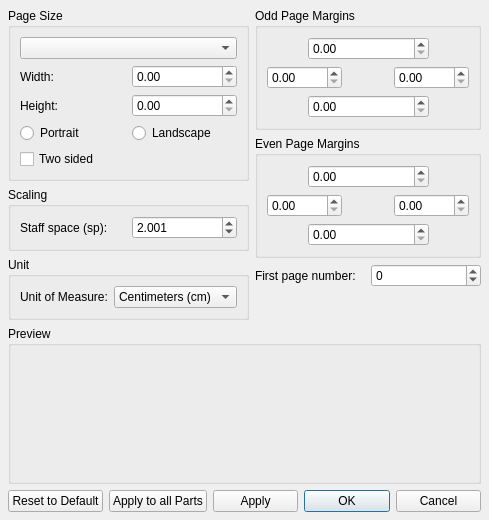
Qt form mscore/pagesettings.ui (sidewayss/MuseScore) before a commit.
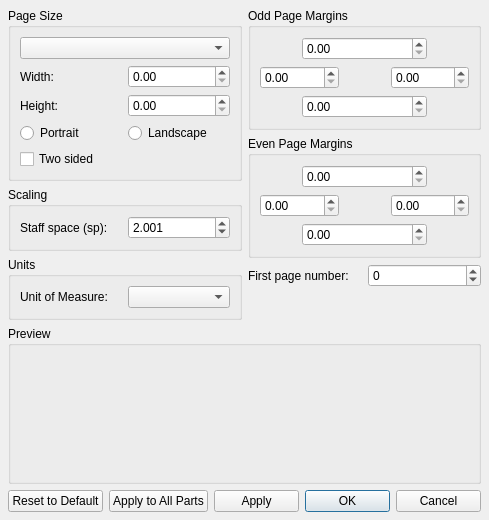
The same form after that commit.

What changed in the file:
```diff
--- a/mscore/pagesettings.ui
+++ b/mscore/pagesettings.ui
@@ -118,7 +118,7 @@
            </sizepolicy>
           </property>
           <property name="maximum">
-           <double>2000.000000000000000</double>
+           <double>9999.000000000000000</double>
           </property>
          </widget>
         </item>
@@ -131,7 +131,7 @@
            </sizepolicy>
           </property>
           <property name="maximum">
-           <double>2000.000000000000000</double>
+           <double>9999.000000000000000</double>
           </property>
          </widget>
         </item>
@@ -195,7 +195,7 @@
            <double>0.001000000000000</double>
           </property>
           <property name="maximum">
-           <double>999.990000000000009</double>
+           <double>999.999000000000024</double>
           </property>
           <property name="singleStep">
            <double>0.200000000000000</double>
@@ -211,22 +211,17 @@
      <item>
       <widget class="QGroupBox" name="groupBox_6">
        <property name="title">
-        <string>Unit</string>
+        <string>Units</string>
        </property>
        <layout class="QGridLayout" name="gridLayout_1">
         <item row="0" column="1">
          <widget class="QComboBox" name="unitsList">
           <property name="currentText">
-           <string>Centimeters (cm)</string>
+           <string/>
           </property>
           <property name="sizeAdjustPolicy">
            <enum>QComboBox::AdjustToContents</enum>
           </property>
-          <item>
-           <property name="text">
-            <string>Centimeters (cm)</string>
-           </property>
-          </item>
          </widget>
         </item>
         <item row="0" column="0">
@@ -271,7 +266,7 @@
      <item>
       <widget class="QPushButton" name="buttonApplyToAllParts">
        <property name="text">
-        <string>Apply to all Parts</string>
+        <string>Apply to All Parts</string>
        </property>
       </widget>
      </item>
```
Left out of the diff: 10 changed lines with no effect on the pictures.
